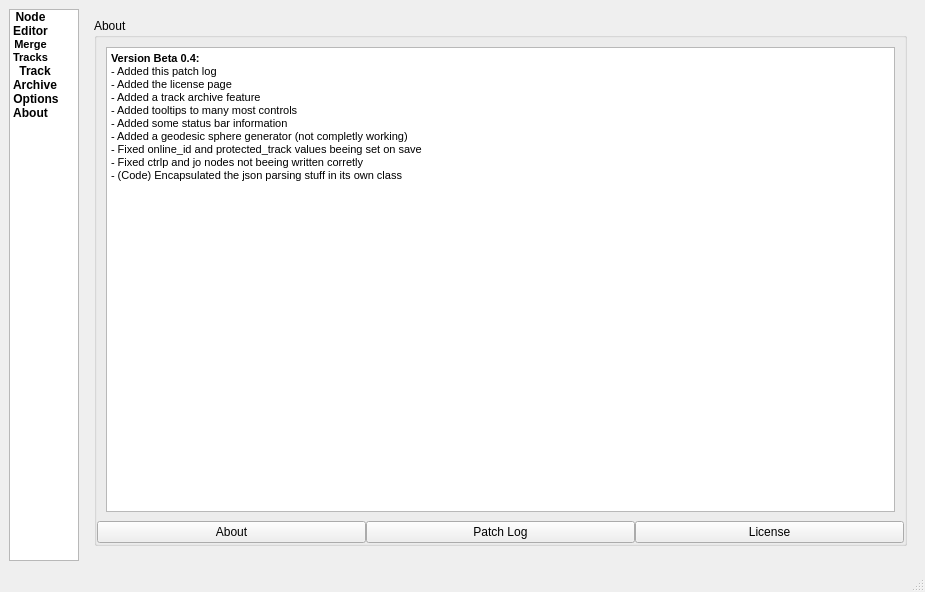
Old version of the form mainwindow.ui in the repository lephro/VeloTrackEditToolbox.
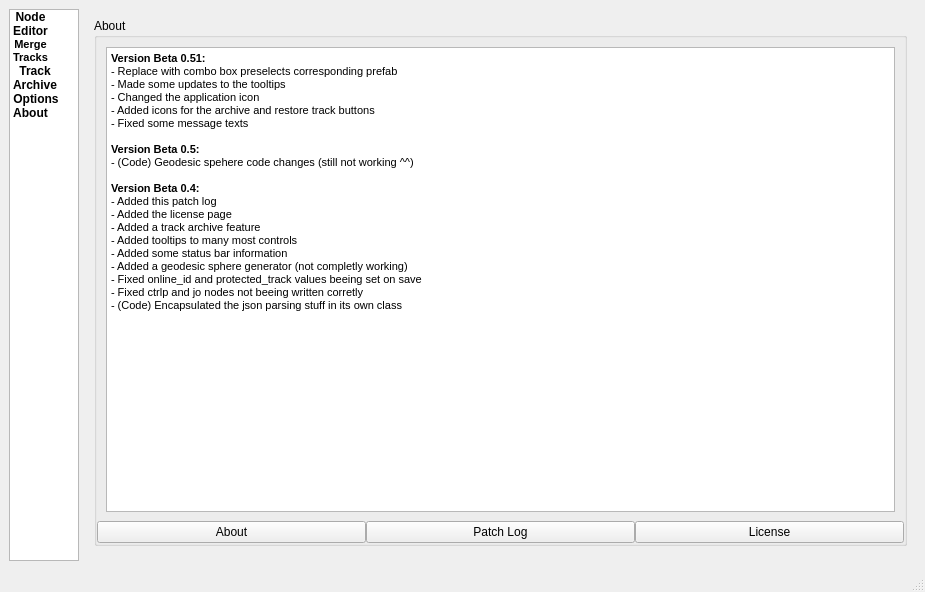
New version of the form. The open tabs and pages were chosen to show the change. Icons and pictures are not drawn.

```diff
--- a/mainwindow.ui
+++ b/mainwindow.ui
@@ -1480,6 +1480,14 @@
 &lt;html&gt;&lt;head&gt;&lt;meta name=&quot;qrichtext&quot; content=&quot;1&quot; /&gt;&lt;style type=&quot;text/css&quot;&gt;
 p, li { white-space: pre-wrap; }
 &lt;/style&gt;&lt;/head&gt;&lt;body style=&quot; font-family:'MS Shell Dlg 2'; font-size:8.25pt; font-weight:400; font-style:normal;&quot;&gt;
+&lt;p style=&quot; margin-top:0px; margin-bottom:0px; margin-left:0px; margin-right:0px; -qt-block-indent:0; text-indent:0px;&quot;&gt;&lt;span style=&quot; font-weight:600;&quot;&gt;Version Beta 0.51:&lt;/span&gt;&lt;/p&gt;
+&lt;p style=&quot; margin-top:0px; margin-bottom:0px; margin-left:0px; margin-right:0px; -qt-block-indent:0; text-indent:0px;&quot;&gt;- Replace with combo box preselects corresponding prefab&lt;/p&gt;
+&lt;p style=&quot; margin-top:0px; margin-bottom:0px; margin-left:0px; margin-right:0px; -qt-block-indent:0; text-indent:0px;&quot;&gt;- Made some updates to the tooltips&lt;/p&gt;
+&lt;p style=&quot; margin-top:0px; margin-bottom:0px; margin-left:0px; margin-right:0px; -qt-block-indent:0; text-indent:0px;&quot;&gt;- Changed the application icon&lt;/p&gt;
+&lt;p style=&quot; margin-top:0px; margin-bottom:0px; margin-left:0px; margin-right:0px; -qt-block-indent:0; text-indent:0px;&quot;&gt;- Added icons for the archive and restore track buttons&lt;/p&gt;
+&lt;p style=&quot; margin-top:0px; margin-bottom:0px; margin-left:0px; margin-right:0px; -qt-block-indent:0; text-indent:0px;&quot;&gt;- Fixed some message texts&lt;span style=&quot; font-weight:600;&quot;&gt;&lt;br /&gt;&lt;br /&gt;Version Beta 0.5:&lt;/span&gt;&lt;/p&gt;
+&lt;p style=&quot; margin-top:0px; margin-bottom:0px; margin-left:0px; margin-right:0px; -qt-block-indent:0; text-indent:0px;&quot;&gt;- (Code) Geodesic spehere code changes (still not working ^^)&lt;/p&gt;
+&lt;p style=&quot;-qt-paragraph-type:empty; margin-top:0px; margin-bottom:0px; margin-left:0px; margin-right:0px; -qt-block-indent:0; text-indent:0px; font-weight:600;&quot;&gt;&lt;br /&gt;&lt;/p&gt;
 &lt;p style=&quot; margin-top:0px; margin-bottom:0px; margin-left:0px; margin-right:0px; -qt-block-indent:0; text-indent:0px;&quot;&gt;&lt;span style=&quot; font-weight:600;&quot;&gt;Version Beta 0.4:&lt;/span&gt;&lt;/p&gt;
 &lt;p style=&quot; margin-top:0px; margin-bottom:0px; margin-left:0px; margin-right:0px; -qt-block-indent:0; text-indent:0px;&quot;&gt;- Added this patch log&lt;/p&gt;
 &lt;p style=&quot; margin-top:0px; margin-bottom:0px; margin-left:0px; margin-right:0px; -qt-block-indent:0; text-indent:0px;&quot;&gt;- Added the license page&lt;/p&gt;
```
Left out of the diff: 46 changed lines with no effect on the pictures.
